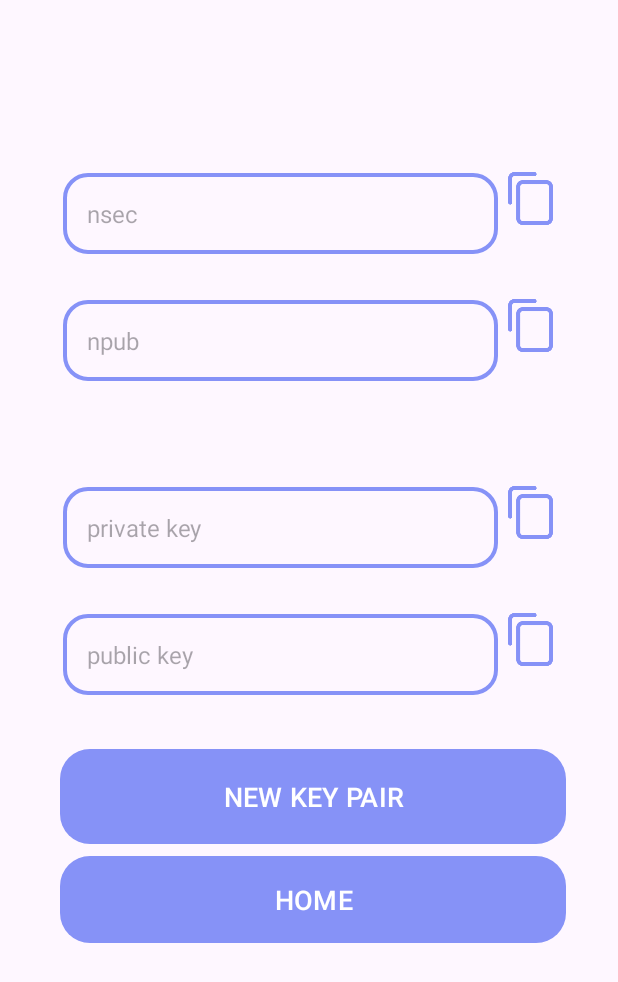
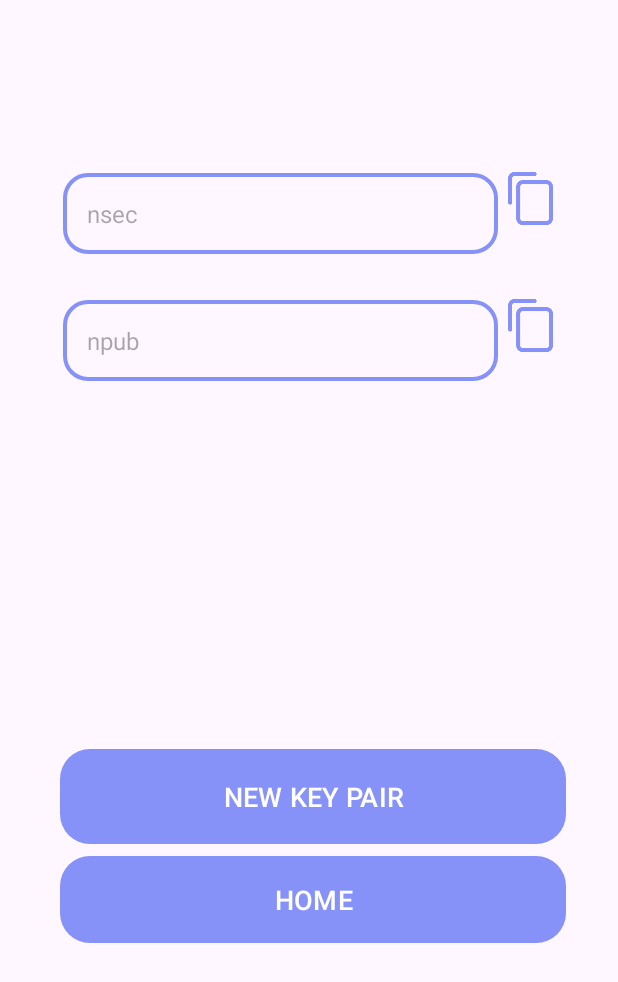
Before and after one commit to rushmi0/genesec, an Android app: the NostrFragment screen opened through its navigation route, on a phone screen of 412 x 824 dp. Shown: the top 982 px of the screen. Run offline under Robolectric (Android 15) with nearby library versions, the phone set to English and light mode, and no system bars; libraries missing offline, so code that uses them is left out: com.thekhaeng.pushdownanim, io.micronaut.core; 4 statements that could not run were skipped.

Commit message:
แก้ไขปัญหาการแสดงผล Key ไม่ตรงกัน

```diff
--- a/app/src/main/java/win/notoshi/genesec/model/record/NostrKeyRecord.kt
+++ b/app/src/main/java/win/notoshi/genesec/model/record/NostrKeyRecord.kt
@@ -2,7 +2,5 @@ package win.notoshi.genesec.model.record
 
 data class NostrKeyRecord(
     val nsec: String,
-    val npub: String,
-    val priv: String,
-    val pub: String
+    val npub: String
 )
--- a/app/src/main/java/win/notoshi/genesec/viewmodel/fragments/NostrFragment.kt
+++ b/app/src/main/java/win/notoshi/genesec/viewmodel/fragments/NostrFragment.kt
@@ -53,14 +53,6 @@ class NostrFragment : Fragment(R.layout.fragment_nostr) {
     }
 
 
-    private fun copyPriv(priv: String) {
-        PushDownAnim.setPushDownAnimTo(binding.copyPriv)
-            .setScale(PushDownAnim.MODE_SCALE, 0.90f)
-            .setOnClickListener {
-                copyToClipboard(priv, "priv")
-            }
-    }
-
     private fun copyNsec(nsec: String) {
         PushDownAnim.setPushDownAnimTo(binding.copyNsec)
             .setScale(PushDownAnim.MODE_SCALE, 0.90f)
@@ -69,13 +61,6 @@ class NostrFragment : Fragment(R.layout.fragment_nostr) {
             }
     }
 
-    private fun copyPub(pub: String) {
-        PushDownAnim.setPushDownAnimTo(binding.copyPub)
-            .setScale(PushDownAnim.MODE_SCALE, 0.90f)
-            .setOnClickListener {
-                copyToClipboard(pub, "pub")
-            }
-    }
 
     private fun copyNpub(npub: String) {
         PushDownAnim.setPushDownAnimTo(binding.copyNpub)
@@ -99,9 +84,9 @@ class NostrFragment : Fragment(R.layout.fragment_nostr) {
             } else {
                 Toast.makeText(context, "No $label data available", Toast.LENGTH_SHORT).show()
             }
-            Log.d("ClipboardDebug", "Data: $data, Label: $label")
+            Log.d("Clipboard [DEBUG] ", "Data: $data, Label: $label")
         } catch (e: Exception) {
-            Log.e("ClipboardError", "Error copying to clipboard: ${e.message}")
+            Log.e("Clipboard [ERROR] ", "Error copying to clipboard: ${e.message}")
         }
     }
 
@@ -113,8 +98,6 @@ class NostrFragment : Fragment(R.layout.fragment_nostr) {
                 updateNostrKeyRecord(keyData)
                 copyNsec(keyData.nsec)
                 copyNpub(keyData.npub)
-                copyPriv(keyData.priv)
-                copyPub(keyData.pub)
             }
         }
     }
@@ -122,8 +105,6 @@ class NostrFragment : Fragment(R.layout.fragment_nostr) {
     private fun updateNostrKeyRecord(record: NostrKeyRecord) {
         binding.nsecView.text = record.nsec.shortenString()
         binding.npubView.text = record.npub.shortenString()
-        binding.privView.text = record.priv.shortenString()
-        binding.pubView.text = record.pub.shortenString()
     }
 
 
@@ -146,4 +127,6 @@ class NostrFragment : Fragment(R.layout.fragment_nostr) {
         return "$prefix....$suffix"
     }
 
+
+
 }
--- a/app/src/main/res/layout/fragment_nostr.xml
+++ b/app/src/main/res/layout/fragment_nostr.xml
@@ -37,38 +37,6 @@
         app:layout_constraintVertical_bias="0.0" />
 
     <LinearLayout
-        android:id="@+id/linearLayout2"
-        android:layout_width="335dp"
-        android:layout_height="wrap_content"
-        android:orientation="horizontal"
-        app:layout_constraintBottom_toBottomOf="parent"
-        app:layout_constraintEnd_toEndOf="parent"
-        app:layout_constraintHorizontal_bias="0.552"
-        app:layout_constraintStart_toStartOf="parent"
-        app:layout_constraintTop_toTopOf="parent"
-        app:layout_constraintVertical_bias="0.406">
-
-        <TextView
-            android:id="@+id/privView"
-            android:layout_width="290dp"
-            android:layout_height="wrap_content"
-            android:layout_marginTop="20dp"
-            android:background="@drawable/lavender_border"
-            android:gravity="start|center_vertical"
-            android:hint="private key"
-            android:padding="16dp"
-            android:textColor="@color/lavender"
-            android:textSize="16sp" />
-
-        <ImageView
-            android:id="@+id/copyPriv"
-            android:layout_width="43dp"
-            android:layout_height="match_parent"
-            android:src="@drawable/copy" />
-
-    </LinearLayout>
-
-    <LinearLayout
         android:id="@+id/linearLayout"
         android:layout_width="335dp"
         android:layout_height="wrap_content"
@@ -94,38 +62,6 @@
 
         <ImageView
             android:id="@+id/copyNpub"
-            android:layout_width="43dp"
-            android:layout_height="match_parent"
-            android:src="@drawable/copy" />
-
-    </LinearLayout>
-
-    <LinearLayout
-        android:id="@+id/linearLayout4"
-        android:layout_width="335dp"
-        android:layout_height="wrap_content"
-        android:orientation="horizontal"
-        app:layout_constraintBottom_toBottomOf="parent"
-        app:layout_constraintEnd_toEndOf="parent"
-        app:layout_constraintHorizontal_bias="0.552"
-        app:layout_constraintStart_toStartOf="parent"
-        app:layout_constraintTop_toTopOf="parent"
-        app:layout_constraintVertical_bias="0.519">
-
-        <TextView
-            android:id="@+id/pubView"
-            android:layout_width="290dp"
-            android:layout_height="wrap_content"
-            android:layout_marginTop="20dp"
-            android:background="@drawable/lavender_border"
-            android:gravity="start|center_vertical"
-            android:hint="public key"
-            android:padding="16dp"
-            android:textColor="@color/lavender"
-            android:textSize="16sp" />
-
-        <ImageView
-            android:id="@+id/copyPub"
             android:layout_width="43dp"
             android:layout_height="match_parent"
             android:src="@drawable/copy" />
```
Also changed, not shown: app/src/main/java/win/notoshi/genesec/model/NostrKeyModel.kt (+5 -18 lines), app/src/main/java/win/notoshi/genesec/utils/ShiftTo.kt (+14 -0 lines).
